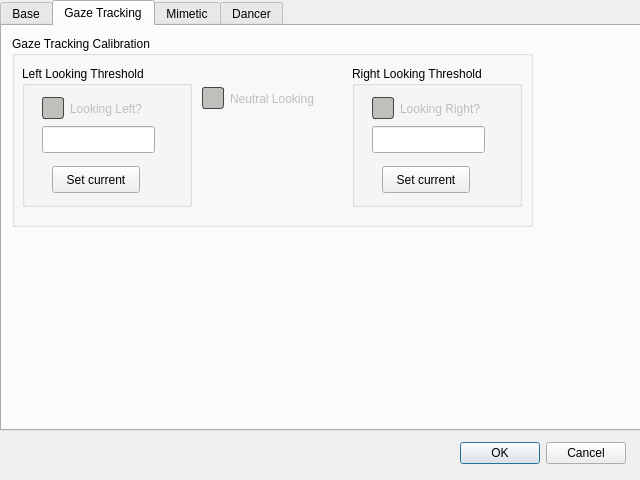
The window that src/settings_dialog.ui (DiogoSaraiva/blossom-lasige-research) describes before a commit, drawn with Qt 5.
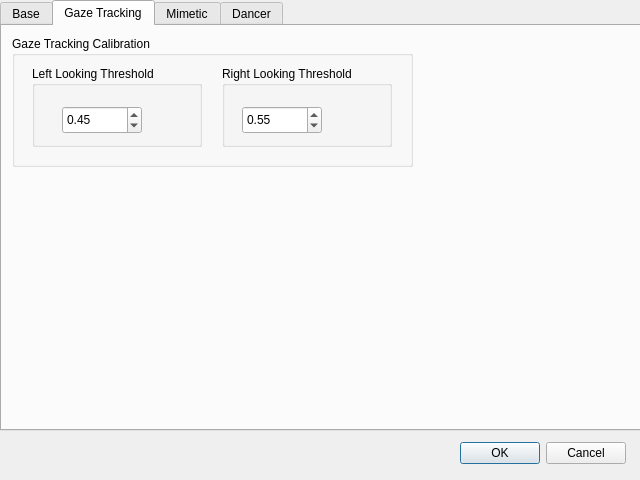
The same window after the commit. The open tabs and pages were chosen to show the change.

Patch:
```diff
--- a/src/settings_dialog.ui
+++ b/src/settings_dialog.ui
@@ -498,8 +498,8 @@
       <rect>
        <x>10</x>
        <y>10</y>
-       <width>521</width>
-       <height>191</height>
+       <width>401</width>
+       <height>131</height>
       </rect>
      </property>
      <property name="locale">
@@ -511,10 +511,10 @@
      <widget class="QGroupBox" name="left_looking">
       <property name="geometry">
        <rect>
-        <x>10</x>
+        <x>20</x>
         <y>30</y>
         <width>170</width>
-        <height>141</height>
+        <height>81</height>
        </rect>
       </property>
       <property name="maximumSize">
@@ -529,94 +529,33 @@
       <property name="title">
        <string>Left Looking Threshold</string>
       </property>
-      <widget class="QLineEdit" name="left_threshold">
-       <property name="geometry">
-        <rect>
-         <x>20</x>
-         <y>60</y>
-         <width>113</width>
-         <height>27</height>
-        </rect>
-       </property>
-       <property name="locale">
-        <locale language="English" country="UnitedStates"/>
-       </property>
-      </widget>
-      <widget class="QCheckBox" name="is_left_looking">
-       <property name="enabled">
-        <bool>false</bool>
-       </property>
-       <property name="geometry">
-        <rect>
-         <x>20</x>
-         <y>30</y>
-         <width>130</width>
-         <height>25</height>
-        </rect>
-       </property>
-       <property name="minimumSize">
-        <size>
-         <width>130</width>
-         <height>25</height>
-        </size>
-       </property>
-       <property name="maximumSize">
-        <size>
-         <width>130</width>
-         <height>25</height>
-        </size>
-       </property>
-       <property name="styleSheet">
-        <string notr="true">QCheckBox::indicator {
-    width: 20px;
-    height: 20px;
-    border-radius: 3px;
-    border: 1px solid #444;
-}
-QCheckBox::indicator:checked {
-    background-color: green;
-}
-QCheckBox::indicator:unchecked {
-    background-color: rgb(192, 191, 188);
-}</string>
-       </property>
-       <property name="locale">
-        <locale language="English" country="UnitedStates"/>
-       </property>
-       <property name="text">
-        <string>Looking Left?</string>
-       </property>
-       <property name="checkable">
-        <bool>true</bool>
-       </property>
-       <property name="checked">
-        <bool>false</bool>
-       </property>
-      </widget>
-      <widget class="QPushButton" name="set_current_left">
+      <widget class="QDoubleSpinBox" name="left_threshold">
        <property name="geometry">
         <rect>
          <x>30</x>
-         <y>100</y>
-         <width>88</width>
-         <height>27</height>
+         <y>40</y>
+         <width>80</width>
+         <height>28</height>
         </rect>
        </property>
-       <property name="locale">
-        <locale language="English" country="UnitedStates"/>
+       <property name="maximum">
+        <double>0.500000000000000</double>
        </property>
-       <property name="text">
-        <string>Set current</string>
+       <property name="singleStep">
+        <double>0.010000000000000</double>
+       </property>
+       <property name="value">
+        <double>0.450000000000000</double>
        </property>
       </widget>
      </widget>
      <widget class="QGroupBox" name="right_looking">
       <property name="geometry">
        <rect>
-        <x>340</x>
+        <x>210</x>
         <y>30</y>
         <width>170</width>
-        <height>141</height>
+        <height>81</height>
        </rect>
       </property>
       <property name="maximumSize">
@@ -631,137 +570,28 @@
       <property name="title">
        <string>Right Looking Threshold</string>
       </property>
-      <widget class="QLineEdit" name="right_threshold">
+      <widget class="QDoubleSpinBox" name="right_threshold">
        <property name="geometry">
         <rect>
          <x>20</x>
-         <y>60</y>
-         <width>113</width>
-         <height>27</height>
+         <y>40</y>
+         <width>80</width>
+         <height>28</height>
         </rect>
        </property>
-       <property name="locale">
-        <locale language="English" country="UnitedStates"/>
+       <property name="minimum">
+        <double>0.500000000000000</double>
        </property>
-      </widget>
-      <widget class="QCheckBox" name="is_right_looking">
-       <property name="enabled">
-        <bool>false</bool>
+       <property name="maximum">
+        <double>1.000000000000000</double>
        </property>
-       <property name="geometry">
-        <rect>
-         <x>20</x>
-         <y>30</y>
-         <width>130</width>
-         <height>25</height>
-        </rect>
+       <property name="singleStep">
+        <double>0.010000000000000</double>
        </property>
-       <property name="minimumSize">
-        <size>
-         <width>130</width>
-         <height>25</height>
-        </size>
+       <property name="value">
+        <double>0.550000000000000</double>
        </property>
-       <property name="maximumSize">
-        <size>
-         <width>130</width>
-         <height>25</height>
-        </size>
-       </property>
-       <property name="styleSheet">
-        <string notr="true">QCheckBox::indicator {
-    width: 20px;
-    height: 20px;
-    border-radius: 3px;
-    border: 1px solid #444;
-}
-QCheckBox::indicator:checked {
-    background-color: green;
-}
-QCheckBox::indicator:unchecked {
-    background-color: rgb(192, 191, 188);
-}</string>
-       </property>
-       <property name="locale">
-        <locale language="English" country="UnitedStates"/>
-       </property>
-       <property name="text">
-        <string>Looking Right?</string>
-       </property>
-       <property name="checkable">
-        <bool>true</bool>
-       </property>
-       <property name="checked">
-        <bool>false</bool>
-       </property>
       </widget>
-      <widget class="QPushButton" name="set_current_right">
-       <property name="geometry">
-        <rect>
-         <x>30</x>
-         <y>100</y>
-         <width>88</width>
-         <height>27</height>
-        </rect>
-       </property>
-       <property name="locale">
-        <locale language="English" country="UnitedStates"/>
-       </property>
-       <property name="text">
-        <string>Set current</string>
-       </property>
-      </widget>
-     </widget>
-     <widget class="QCheckBox" name="neutral_looking">
-      <property name="enabled">
-       <bool>false</bool>
-      </property>
-      <property name="geometry">
-       <rect>
-        <x>190</x>
-        <y>50</y>
-        <width>140</width>
-        <height>25</height>
-       </rect>
-      </property>
-      <property name="minimumSize">
-       <size>
-        <width>1</width>
-        <height>25</height>
-       </size>
-      </property>
-      <property name="maximumSize">
-       <size>
-        <width>140</width>
-        <height>25</height>
-       </size>
-      </property>
-      <property name="styleSheet">
-       <string notr="true">QCheckBox::indicator {
-    width: 20px;
-    height: 20px;
-    border-radius: 3px;
-    border: 1px solid #444;
-}
-QCheckBox::indicator:checked {
-    background-color: green;
-}
-QCheckBox::indicator:unchecked {
-    background-color: rgb(192, 191, 188);
-}</string>
-      </property>
-      <property name="locale">
-       <locale language="English" country="UnitedStates"/>
-      </property>
-      <property name="text">
-       <string>Neutral Looking</string>
-      </property>
-      <property name="checkable">
-       <bool>true</bool>
-      </property>
-      <property name="checked">
-       <bool>false</bool>
-      </property>
      </widget>
     </widget>
    </widget>
```
Left out of the diff: 29 changed lines with no effect on the pictures.
